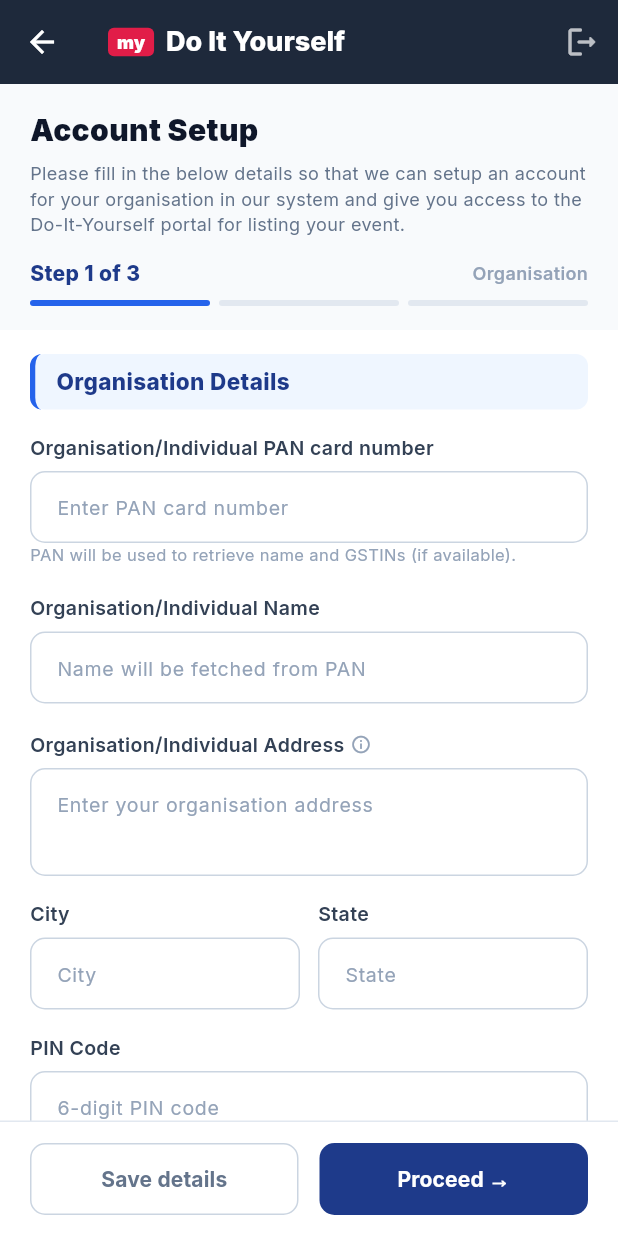
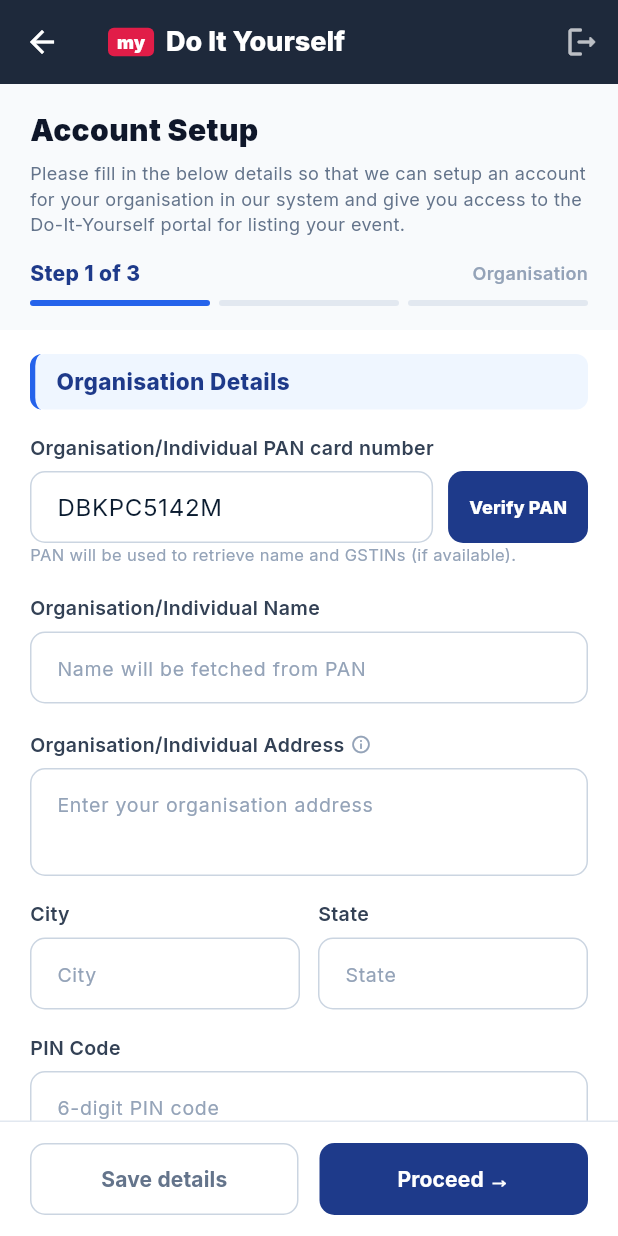
Before and after one commit to shyamchaturvedi/JHOOMO, a Flutter app: the BMSDoItYourselfScreen screen opened directly, on a phone screen of 412 x 824 dp. Run offline on Flutter 3.47's test engine with Material 3 defaults, Android fonts, the phone set to English and light mode, and no system bars; our stand-ins replace app_links, cloud_firestore, firebase_auth, firebase_core, firebase_messaging, flutter_secure_storage and 6 more; missing offline and left inert: firebase_app_check, mobile_scanner, razorpay_flutter; accounts and stored records are empty.

Commit message:
feat: complete live Sandbox PAN verification with DBKPC5142M test in Organizer registration

```diff
--- a/mobile/lib/screens/organizer/bms_do_it_yourself_screen.dart
+++ b/mobile/lib/screens/organizer/bms_do_it_yourself_screen.dart
@@ -19,7 +19,10 @@
  bool _isSaving = false;
 
  // Step 1 Controllers (Organisation Details)
- final TextEditingController _panController = TextEditingController();
+  final TextEditingController _panController = TextEditingController(text: 'DBKPC5142M');
+  bool _isPanVerifying = false;
+  bool _isPanVerified = false;
+  String? _panVerifiedCategory;
  final TextEditingController _orgNameController = TextEditingController();
  final TextEditingController _addressController = TextEditingController();
  final TextEditingController _cityController = TextEditingController();
@@ -78,6 +81,33 @@
  if (digits.length == 10) return '+91$digits';
  if (digits.length == 12 && digits.startsWith('91')) return '+$digits';
  return _contactMobileController.text.trim();
+ }
+
+  Future<void> _verifyPanWithSandbox() async {
+    final pan = _panController.text.trim().toUpperCase();
+    if (!RegExp(r'^[A-Z]{5}[0-9]{4}[A-Z]$').hasMatch(pan)) {
+      _showSnack('Please enter a valid 10-character PAN number');
+      return;
+    }
+
+    setState(() => _isPanVerifying = true);
+    final result = await SandboxKycService.instance.verifyPan(
+      pan: pan,
+      nameAsPerPan: _orgNameController.text.trim(),
+      dateOfBirth: '01/01/2000',
+    );
+
+    if (!mounted) return;
+    setState(() {
+      _isPanVerifying = false;
+      _isPanVerified = result.isValid;
+      _panVerifiedCategory = result.category;
+      if (result.isValid && result.aadhaarSeedingStatus != null) {
+        _panAadhaarStatus = result.aadhaarSeedingStatus == 'y' ? 'Yes' : 'No';
+      }
+    });
+
+    _showSnack(result.message, isSuccess: result.isValid);
   }
 
  Future<void> _verifyBank() async {
@@ -629,13 +659,68 @@
  _sectionHeader('Organisation Details'),
  const SizedBox(height: 16),
 
+  Row(
+    mainAxisAlignment: MainAxisAlignment.spaceBetween,
+    children: [
       _fieldLabel('Organisation/Individual PAN card number'),
+      if (_isPanVerified)
+        Container(
+          padding: const EdgeInsets.symmetric(horizontal: 8, vertical: 3),
+          decoration: BoxDecoration(
+            color: const Color(0xFF10B981).withValues(alpha: 0.15),
+            borderRadius: BorderRadius.circular(8),
+            border: Border.all(color: const Color(0xFF10B981)),
+          ),
+          child: Row(
+            mainAxisSize: MainAxisSize.min,
+            children: [
+              const Icon(Icons.check_circle_rounded, color: Color(0xFF10B981), size: 13),
+              const SizedBox(width: 4),
+              Text(
+                _panVerifiedCategory != null
+                    ? 'Verified (${_panVerifiedCategory!.toUpperCase()})'
+                    : 'Verified NSDL',
+                style: GoogleFonts.inter(fontSize: 10, fontWeight: FontWeight.w800, color: const Color(0xFF10B981)),
+              ),
+            ],
+          ),
+        ),
+    ],
+  ),
   const SizedBox(height: 6),
- TextField(
+  Row(
+    children: [
+      Expanded(
+        child: TextField(
           controller: _panController,
           textCapitalization: TextCapitalization.characters,
           maxLength: 10,
- decoration: _inputDecoration('Enter PAN card number'),
+          decoration: _inputDecoration('Enter PAN card number').copyWith(counterText: ''),
+          onChanged: (val) {
+            if (_isPanVerified) setState(() => _isPanVerified = false);
+          },
+        ),
+      ),
+      const SizedBox(width: 10),
+      SizedBox(
+        height: 48,
+        child: ElevatedButton(
+          style: ElevatedButton.styleFrom(
+            backgroundColor: _isPanVerified ? const Color(0xFF10B981) : const Color(0xFF1E3A8A),
+            elevation: 0,
+            padding: const EdgeInsets.symmetric(horizontal: 14),
+            shape: RoundedRectangleBorder(borderRadius: BorderRadius.circular(10)),
+          ),
+          onPressed: _isPanVerifying ? null : _verifyPanWithSandbox,
+          child: _isPanVerifying
+              ? const SizedBox(width: 18, height: 18, child: CircularProgressIndicator(color: Colors.white, strokeWidth: 2))
+              : Text(
+                  _isPanVerified ? 'Verified ✓' : 'Verify PAN',
+                  style: GoogleFonts.inter(fontSize: 12, fontWeight: FontWeight.w800, color: Colors.white),
+                ),
+        ),
+      ),
+    ],
   ),
  Text(
  'PAN will be used to retrieve name and GSTINs (if available).',
```
Lines whose indentation alone changed are shown as unchanged.
